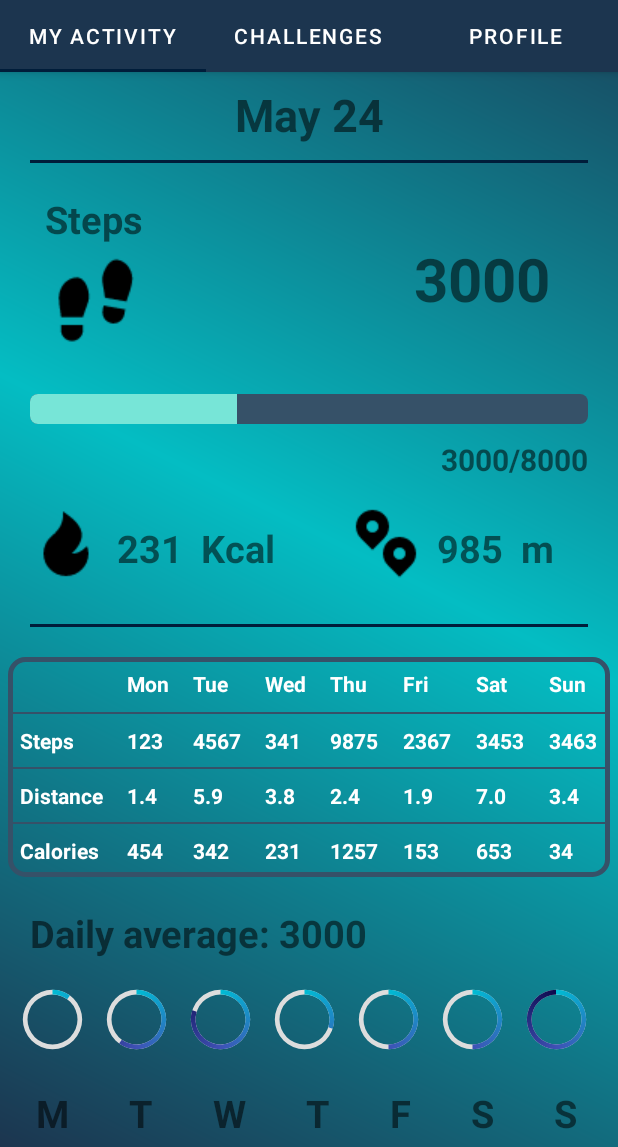
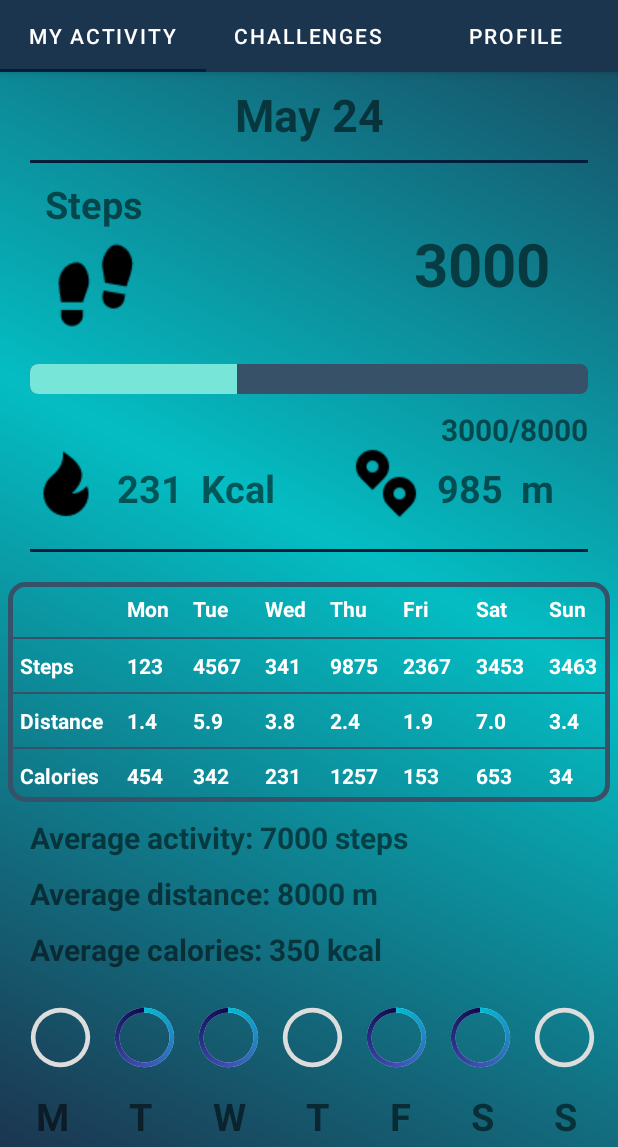
Before and after one commit to CatalinButacu/Pedometer, an Android app: the screen it shows after launch (MainActivity), on a phone screen of 412 x 824 dp, the part 89-1236 px from its top. Run offline under Robolectric (Android 15) with nearby library versions, the light colour scheme and no system bars.

Commit message:
Adaugare daily calories si distance in tabul Status

```diff
--- a/app/src/main/java/com/mypedometer/pip/pedometer/ui/fragments/StatusFragment.java
+++ b/app/src/main/java/com/mypedometer/pip/pedometer/ui/fragments/StatusFragment.java
@@ -37,8 +37,14 @@ public class StatusFragment extends Fragment {
         final Integer DISTANCE = 985;
         String MSGDISTANCE = DISTANCE + "  m";
 
-        final int DAILYAVERAGE = 3000;
-        String MSGDAILYAVERAGE = "Daily average: " + DAILYAVERAGE;
+        final int DAILYAVERAGESTEPS = 7000;
+        String MSGDAILYAVERAGESTEPS = "Average activity: " + DAILYAVERAGESTEPS + " steps";
+
+        final int DAILYAVERAGEDISTANCE = 8000;
+        String MSGDAILYAVERAGEDISTANCE = "Average distance: " + DAILYAVERAGEDISTANCE + " m";
+
+        final int DAILYAVERAGECALORIES = 350;
+        String MSGDAILYAVERAGECALORIES = "Average calories: " + DAILYAVERAGECALORIES + " kcal";
 
         Calendar calendar = Calendar.getInstance();
         SimpleDateFormat dateFormat = new SimpleDateFormat("MMM dd");
@@ -52,13 +58,14 @@ public class StatusFragment extends Fragment {
             //valoare default daca user-ul nu a fost initializat
             GOAL = 8000;
         }
-        final int MONDAY = 10;
-        final int TUESDAY = 60;
-        final int WEDNESDAY = 80;
-        final int THURSDAY = 30;
-        final int FRIDAY = 50;
-        final int SATURDAY = 50;
-        final int SUNDAY = 100;
+        //fie 100(Goal atins), fie 0
+        final int MONDAY = 0;
+        final int TUESDAY = 100;
+        final int WEDNESDAY = 100;
+        final int THURSDAY = 0;
+        final int FRIDAY = 100;
+        final int SATURDAY = 100;
+        final int SUNDAY = 0;
 
 
 
@@ -86,9 +93,17 @@ public class StatusFragment extends Fragment {
         TextView textDistancce = StatusView.findViewById(R.id.Distance);
         textDistancce.setText(MSGDISTANCE);
 
-        // afisez in textView-ul pt daile average mesajul MSGDAILYAVERAGE
-        TextView textDailyAverage = StatusView.findViewById(R.id.dailyAverage);
-        textDailyAverage.setText(MSGDAILYAVERAGE);
+        // afisez in textView-ul pt daily average steps mesajul MSGDAILYAVERAGESTEPS
+        TextView textDailyAverageSteps = StatusView.findViewById(R.id.dailyAverageSteps);
+        textDailyAverageSteps.setText(MSGDAILYAVERAGESTEPS);
+
+        // afisez in textView-ul pt daily average distance mesajul MSGDAILYAVERAGEDISTANCE
+        TextView textDailyAverageDistance = StatusView.findViewById(R.id.dailyAverageDistance);
+        textDailyAverageDistance.setText(MSGDAILYAVERAGEDISTANCE);
+
+        // afisez in textView-ul pt daily average calories mesajul MSGDAILYAVERAGECALORIES
+        TextView textDailyAverageCalories = StatusView.findViewById(R.id.dailyAverageCalories);
+        textDailyAverageCalories.setText(MSGDAILYAVERAGECALORIES);
 
         //setez progresul pentru fiecare zi
         ProgressBar mon = StatusView.findViewById(R.id.monday);
--- a/app/src/main/res/layout/status_layout.xml
+++ b/app/src/main/res/layout/status_layout.xml
@@ -28,7 +28,7 @@
             android:layout_marginStart="20dp"
             android:layout_marginTop="10dp"
             android:layout_marginEnd="20dp"
-            android:layout_marginBottom="20dp"
+            android:layout_marginBottom="10dp"
             android:background="@color/linie" />
 
         <!--adaugare text pasi in tab-ul My Activity-->
@@ -72,7 +72,7 @@
             android:layout_below="@id/imgSteps"
             android:layout_marginRight="20dp"
             android:layout_marginLeft="20dp"
-            android:layout_marginTop="30dp"
+            android:layout_marginTop="20dp"
             android:layout_marginBottom="10dp"
             android:progressTint="@color/light_blue"
             android:progressBackgroundTint="@color/gray_blue"
@@ -94,7 +94,7 @@
             android:layout_width="wrap_content"
             android:layout_height="wrap_content"
             android:layout_below="@id/progressBar"
-            android:layout_marginTop="45dp"
+            android:layout_marginTop="25dp"
             android:layout_marginLeft="20dp"
             android:layout_marginRight="10dp"
             android:src="@drawable/calories"
@@ -139,7 +139,7 @@
             android:layout_height="2dp"
             android:layout_below="@id/imgDistance"
             android:layout_marginStart="20dp"
-            android:layout_marginTop="30dp"
+            android:layout_marginTop="20dp"
             android:layout_marginEnd="20dp"
             android:layout_marginBottom="20dp"
             android:background="@color/linie" />
@@ -368,16 +368,39 @@
             </TableRow>
         </TableLayout>
 
-        <!--adaugare daily average in tab-ul My Activity-->
+        <!--adaugare daily average steps in tab-ul My Activity-->
         <TextView
-            android:id="@+id/dailyAverage"
+            android:id="@+id/dailyAverageSteps"
             android:layout_width="wrap_content"
             android:layout_height="wrap_content"
             android:layout_below="@id/table"
-            android:layout_marginTop="20dp"
+            android:layout_marginTop="10dp"
             android:layout_marginLeft="20dp"
             android:layout_marginRight="20dp"
-            android:textSize="25sp"
+            android:textSize="20dp"
+            android:textStyle="bold"/>
+        <!--adaugare daily average distance in tab-ul My Activity-->
+        <TextView
+            android:id="@+id/dailyAverageDistance"
+            android:layout_width="wrap_content"
+            android:layout_height="wrap_content"
+            android:layout_below="@id/dailyAverageSteps"
+            android:layout_marginTop="10dp"
+            android:layout_marginLeft="20dp"
+            android:layout_marginRight="20dp"
+            android:textSize="20dp"
+            android:textStyle="bold"/>
+
+        <!--adaugare daily average calories in tab-ul My Activity-->
+        <TextView
+            android:id="@+id/dailyAverageCalories"
+            android:layout_width="wrap_content"
+            android:layout_height="wrap_content"
+            android:layout_below="@id/dailyAverageDistance"
+            android:layout_marginTop="10dp"
+            android:layout_marginLeft="20dp"
+            android:layout_marginRight="20dp"
+            android:textSize="20dp"
             android:textStyle="bold"/>
 
         <!--adaugare Monday in tab-ul My Activity-->
@@ -386,11 +409,11 @@
             style="@style/CircularDeterminateProgressBar"
             android:layout_width="50dp"
             android:layout_height="50dp"
-            android:layout_below="@id/dailyAverage"
+            android:layout_below="@id/dailyAverageCalories"
             android:layout_marginEnd="6dp"
-            android:layout_marginStart="10dp"
+            android:layout_marginStart="15dp"
             android:layout_marginBottom="10dp"
-            android:layout_marginTop="15dp"/>
+            android:layout_marginTop="20dp"/>
 
         <!--adaugare Tuesday in tab-ul My Activity-->
         <ProgressBar
@@ -458,7 +481,6 @@
             android:layout_width="wrap_content"
             android:layout_height="wrap_content"
             android:layout_below="@id/monday"
-            android:layout_marginTop="10dp"
             android:layout_marginStart="24dp"
             android:layout_marginEnd="20dp"
             android:text="@string/monday"
```
